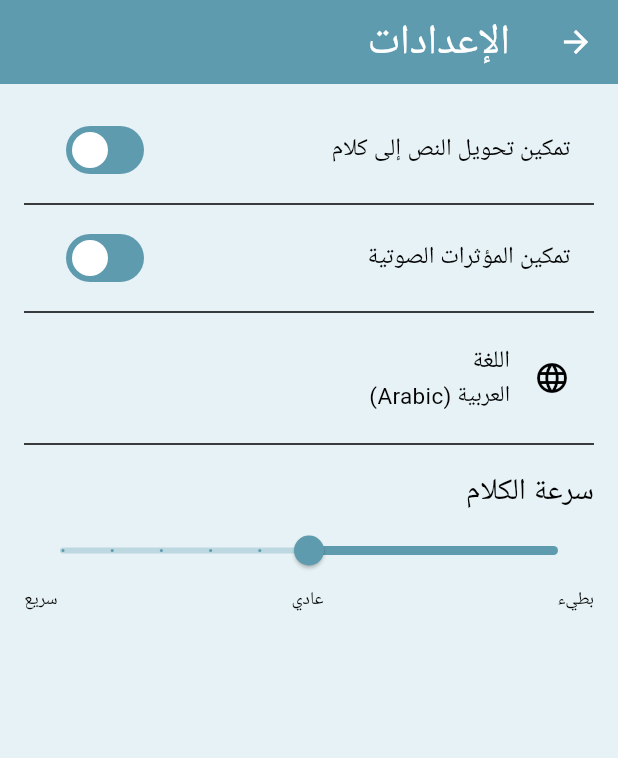
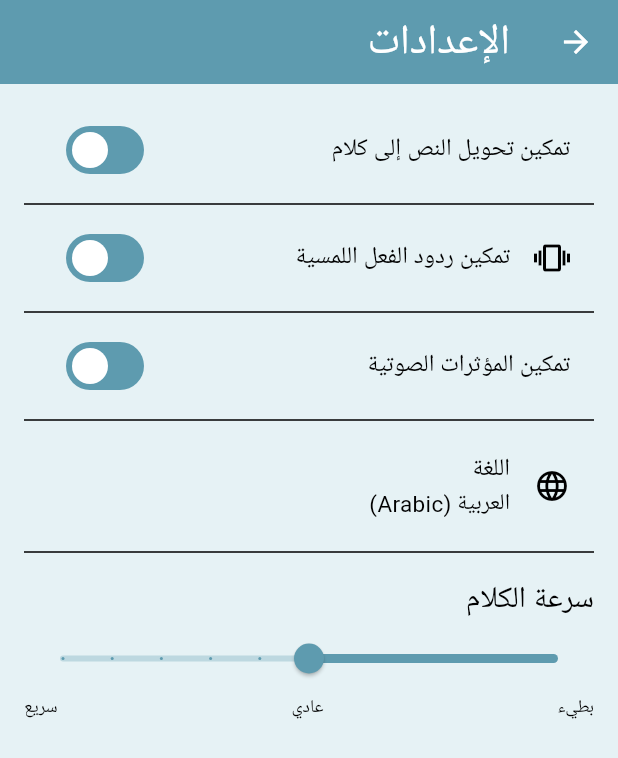
Before and after one commit to YounesMakhlouf/PFA, a Flutter app: the SettingsScreen screen opened by its route, on a phone screen of 412 x 824 dp. Shown: the top 758 px of the screen. Run offline on Flutter 3.47's test engine with Material 3 defaults, Android fonts, the phone set to English and light mode, and no system bars; our stand-ins replace audioplayers, cached_network_image, confetti, fl_chart, flutter_animate, flutter_dotenv and 6 more; missing offline and left inert: supabase_auth_ui; accounts and stored records are empty; Roboto replaces fonts that are missing (Sarabun).

Commit message:
feat(haptics): add haptic feedback setting and integration
Introduce a new setting to enable or disable haptic feedback across the app. This includes:
- Adding a new setting in the settings screen
- Creating a provider to manage the haptic feedback state
- Integrating haptic feedback in the game viewmodel for correct/incorrect answers

```diff
--- a/lib/constants/const.dart
+++ b/lib/constants/const.dart
@@ -14,3 +14,4 @@ const String keyTtsEnabled = 'ttsEnabled';
 const String keySoundEffectsEnabled = 'soundEffectsEnabled';
 const String keyAppLanguage = 'appLanguage';
 const String keyTtsSpeechRate = 'ttsSpeechRate';
+const String keyHapticFeedbackEnabled = 'hapticFeedbackEnabled';
--- a/lib/l10n/app_localizations.dart
+++ b/lib/l10n/app_localizations.dart
@@ -176,6 +176,7 @@ abstract class AppLocalizations {
   String get ttsRateSlow;
   String get ttsRateNormal;
   String get ttsRateFast;
+  String get hapticsEnabledSetting;
 }
 
 class _AppLocalizationsDelegate
--- a/lib/l10n/app_localizations_ar.dart
+++ b/lib/l10n/app_localizations_ar.dart
@@ -54,7 +54,6 @@ class AppLocalizationsAr extends AppLocalizations {
   // Game instructions
   @override
   String get chooseCorrectColor => 'اختر اللون الصحيح';
-
 
   // Colors
   @override
@@ -271,4 +270,6 @@ class AppLocalizationsAr extends AppLocalizations {
   String get ttsRateNormal => 'عادي';
   @override
   String get ttsRateFast => 'سريع';
+  @override
+  String get hapticsEnabledSetting => 'تمكين ردود الفعل اللمسية';
 }
--- a/lib/l10n/app_localizations_en.dart
+++ b/lib/l10n/app_localizations_en.dart
@@ -271,4 +271,6 @@ class AppLocalizationsEn extends AppLocalizations {
   String get ttsRateNormal => 'Normal';
   @override
   String get ttsRateFast => 'Fast';
+  @override
+  String get hapticsEnabledSetting => 'Enable Haptic Feedback';
 }
--- a/lib/l10n/app_localizations_fr.dart
+++ b/lib/l10n/app_localizations_fr.dart
@@ -275,4 +275,6 @@ class AppLocalizationsFr extends AppLocalizations {
   String get ttsRateNormal => 'Normal';
   @override
   String get ttsRateFast => 'Rapide';
+  @override
+  String get hapticsEnabledSetting => 'Activer le retour haptique';
 }
--- a/lib/providers/global_providers.dart
+++ b/lib/providers/global_providers.dart
@@ -6,6 +6,7 @@ import 'package:pfa/models/game.dart';
 import 'package:pfa/models/user.dart';
 import 'package:pfa/providers/active_child_notifier.dart';
 import 'package:pfa/providers/app_language_notifier.dart';
+import 'package:pfa/providers/haptics_enabled_notifier.dart';
 import 'package:pfa/providers/tts_speech_rate_notifier.dart';
 import 'package:pfa/services/audio_service.dart';
 import 'package:pfa/services/settings_service.dart';
@@ -103,7 +104,7 @@ StateNotifierProvider<ActiveChildNotifier, Child?>((ref) {
   return ActiveChildNotifier(ref);
 });
 
-final childServiceProvider = Provider<ChildService>((ref){
+final childServiceProvider = Provider<ChildService>((ref) {
   final childRepository = ref.watch(childRepositoryProvider);
   return ChildService(childRepository: childRepository);
 });
@@ -161,6 +162,7 @@ final gameViewModelProvider = StateNotifierProvider.family<GameViewModel,
       sessionRepo,
       ttsService,
       audioService,
+      ref,
     );
   },
 );
@@ -228,3 +230,10 @@ final localeProvider = Provider<Locale>((ref) {
   final appLanguage = ref.watch(appLanguageProvider);
   return Locale(appLanguage.code);
 });
+
+final hapticsEnabledProvider =
+    StateNotifierProvider<HapticsEnabledNotifier, bool>((ref) {
+  final settingsService = ref.watch(settingsServiceProvider);
+  final logger = ref.watch(loggingServiceProvider);
+  return HapticsEnabledNotifier(settingsService, logger);
+});
--- a/lib/screens/settings_screen.dart
+++ b/lib/screens/settings_screen.dart
@@ -17,6 +17,7 @@ class SettingsScreen extends ConsumerWidget {
     final soundEffectsEnabledAsync = ref.watch(soundEffectsEnabledProvider);
     final currentAppLanguage = ref.watch(appLanguageProvider);
     final currentSpeechRate = ref.watch(ttsSpeechRateProvider);
+    final hapticsEnabled = ref.watch(hapticsEnabledProvider);
 
     return Scaffold(
       appBar: AppBar(title: Text(l10n.settingsTitle)),
@@ -39,7 +40,17 @@ class SettingsScreen extends ConsumerWidget {
             error: (err, st) =>
                 ListTile(title: Text("Error loading TTS setting: $err")),
           ),
+          const Divider(),
 
+          // --- Haptics Enabled Setting ---
+          SwitchListTile(
+            title: Text(l10n.hapticsEnabledSetting),
+            value: hapticsEnabled,
+            onChanged: (bool value) {
+              ref.read(hapticsEnabledProvider.notifier).setHapticsEnabled(value);
+            },
+            secondary: const Icon(Icons.vibration),
+          ),
           const Divider(),
 
           // Sound Effects Setting
```
Also changed, not shown: lib/providers/haptics_enabled_notifier.dart (added, +25 -0 lines), lib/services/settings_service.dart (+15 -0 lines), lib/viewmodels/game_viewmodel.dart (+11 -0 lines). Lines whose indentation alone changed are shown as unchanged.
